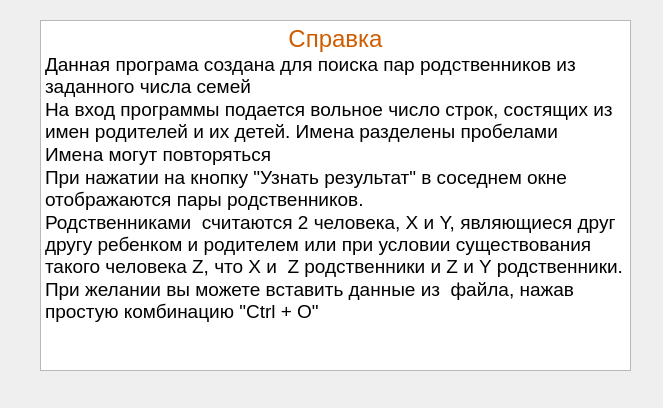
Above: kursach/help.ui from Pamr0ck/kursach3sem before the change. Below: the same form after it.
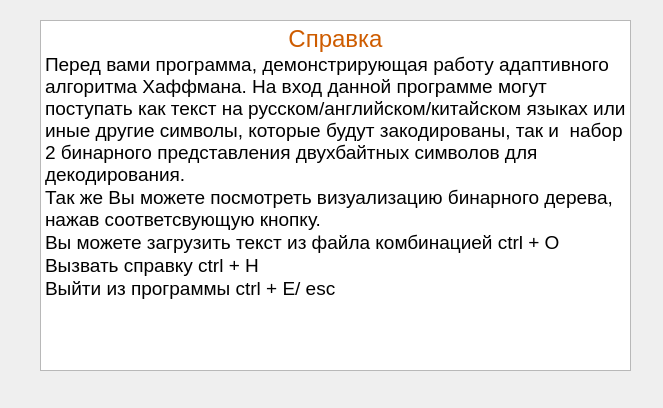
That is the form after the change.

Patch:
```diff
--- a/kursach/help.ui
+++ b/kursach/help.ui
@@ -28,13 +28,11 @@
 p, li { white-space: pre-wrap; }
 &lt;/style&gt;&lt;/head&gt;&lt;body style=&quot; font-family:'Ubuntu'; font-size:11pt; font-weight:400; font-style:normal;&quot;&gt;
 &lt;p align=&quot;center&quot; style=&quot; margin-top:0px; margin-bottom:0px; margin-left:0px; margin-right:0px; -qt-block-indent:0; text-indent:0px;&quot;&gt;&lt;span style=&quot; font-family:'Ubuntu'; font-size:18pt; color:#ce5c00;&quot;&gt;Справка&lt;/span&gt;&lt;/p&gt;
-&lt;p style=&quot; margin-top:0px; margin-bottom:0px; margin-left:0px; margin-right:0px; -qt-block-indent:0; text-indent:0px;&quot;&gt;&lt;span style=&quot; font-family:'Ubuntu'; font-size:14pt; color:#000000;&quot;&gt;Данная програма создана для поиска пар родственников из заданного числа семей&lt;/span&gt;&lt;/p&gt;
-&lt;p style=&quot; margin-top:0px; margin-bottom:0px; margin-left:0px; margin-right:0px; -qt-block-indent:0; text-indent:0px;&quot;&gt;&lt;span style=&quot; font-family:'Ubuntu'; font-size:14pt; color:#000000;&quot;&gt;На вход программы подается вольное число строк, состящих из имен родителей и их детей. Имена разделены пробелами&lt;/span&gt;&lt;/p&gt;
-&lt;p style=&quot; margin-top:0px; margin-bottom:0px; margin-left:0px; margin-right:0px; -qt-block-indent:0; text-indent:0px;&quot;&gt;&lt;span style=&quot; font-family:'Ubuntu'; font-size:14pt; color:#000000;&quot;&gt;Имена могут повторяться&lt;/span&gt;&lt;/p&gt;
-&lt;p style=&quot; margin-top:0px; margin-bottom:0px; margin-left:0px; margin-right:0px; -qt-block-indent:0; text-indent:0px;&quot;&gt;&lt;span style=&quot; font-family:'Ubuntu'; font-size:14pt; color:#000000;&quot;&gt;При нажатии на кнопку &amp;quot;Узнать результат&amp;quot; в соседнем окне отображаются пары родственников. &lt;/span&gt;&lt;/p&gt;
-&lt;p style=&quot; margin-top:0px; margin-bottom:0px; margin-left:0px; margin-right:0px; -qt-block-indent:0; text-indent:0px;&quot;&gt;&lt;span style=&quot; font-family:'Ubuntu'; font-size:14pt; color:#000000;&quot;&gt;Родственниками  считаются 2 человека, X и Y, являющиеся друг другу ребенком и родителем или при условии существования такого человека Z, что X и  Z родственники и Z и Y родственники.&lt;/span&gt;&lt;/p&gt;
-&lt;p style=&quot; margin-top:0px; margin-bottom:0px; margin-left:0px; margin-right:0px; -qt-block-indent:0; text-indent:0px;&quot;&gt;&lt;span style=&quot; font-family:'Ubuntu'; font-size:14pt; color:#000000;&quot;&gt;При желании вы можете вставить данные из  файла, нажав простую комбинацию &amp;quot;Ctrl + O&amp;quot; &lt;/span&gt;&lt;/p&gt;
-&lt;p style=&quot;-qt-paragraph-type:empty; margin-top:0px; margin-bottom:0px; margin-left:0px; margin-right:0px; -qt-block-indent:0; text-indent:0px; font-family:'Ubuntu'; font-size:14pt; color:#000000;&quot;&gt;&lt;br /&gt;&lt;/p&gt;&lt;/body&gt;&lt;/html&gt;</string>
+&lt;p style=&quot; margin-top:0px; margin-bottom:0px; margin-left:0px; margin-right:0px; -qt-block-indent:0; text-indent:0px;&quot;&gt;&lt;span style=&quot; font-family:'Ubuntu'; font-size:14pt; color:#000000;&quot;&gt;Перед вами программа, демонстрирующая работу адаптивного алгоритма Хаффмана. На вход данной программе могут поступать как текст на русском/английском/китайском языках или иные другие символы, которые будут закодированы, так и  набор 2 бинарного представления двухбайтных символов для декодирования. &lt;/span&gt;&lt;/p&gt;
+&lt;p style=&quot; margin-top:0px; margin-bottom:0px; margin-left:0px; margin-right:0px; -qt-block-indent:0; text-indent:0px;&quot;&gt;&lt;span style=&quot; font-family:'Ubuntu'; font-size:14pt; color:#000000;&quot;&gt;Так же Вы можете посмотреть визуализацию бинарного дерева, нажав соответсвующую кнопку.&lt;/span&gt;&lt;/p&gt;
+&lt;p style=&quot; margin-top:0px; margin-bottom:0px; margin-left:0px; margin-right:0px; -qt-block-indent:0; text-indent:0px;&quot;&gt;&lt;span style=&quot; font-family:'Ubuntu'; font-size:14pt; color:#000000;&quot;&gt;Вы можете загрузить текст из файла комбинацией ctrl + O &lt;/span&gt;&lt;/p&gt;
+&lt;p style=&quot; margin-top:0px; margin-bottom:0px; margin-left:0px; margin-right:0px; -qt-block-indent:0; text-indent:0px;&quot;&gt;&lt;span style=&quot; font-family:'Ubuntu'; font-size:14pt; color:#000000;&quot;&gt;Вызвать справку ctrl + H&lt;/span&gt;&lt;/p&gt;
+&lt;p style=&quot; margin-top:0px; margin-bottom:0px; margin-left:0px; margin-right:0px; -qt-block-indent:0; text-indent:0px;&quot;&gt;&lt;span style=&quot; font-family:'Ubuntu'; font-size:14pt; color:#000000;&quot;&gt;Выйти из программы ctrl + E/ esc  &lt;/span&gt;&lt;/p&gt;&lt;/body&gt;&lt;/html&gt;</string>
    </property>
   </widget>
  </widget>
```
